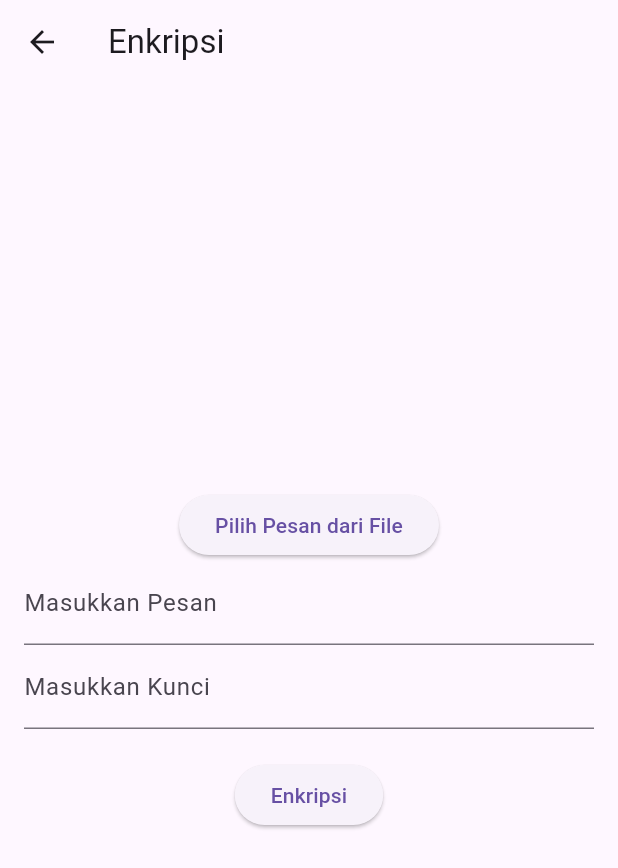
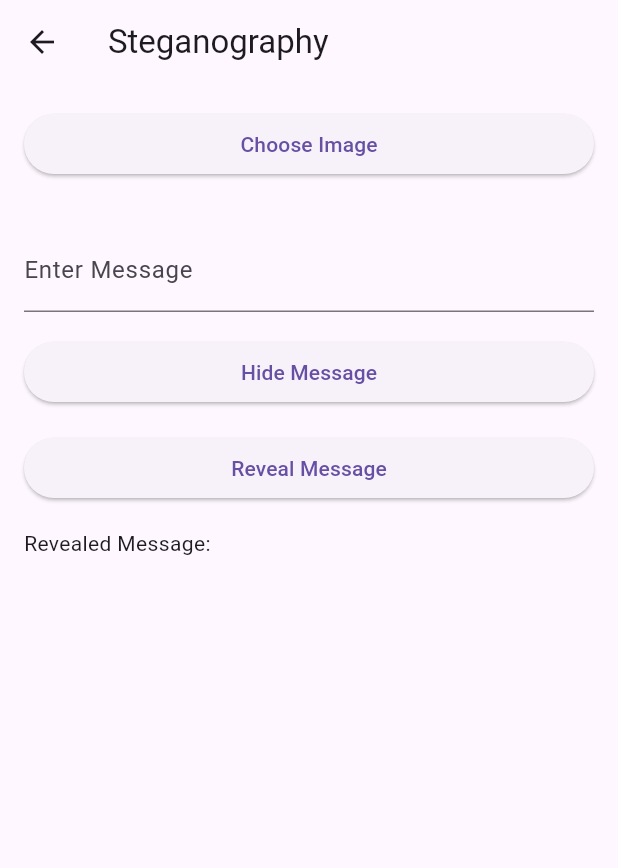
Before and after one commit to devanilarassati/stegLock, a Flutter app: the screen it shows after launch, after a tap on "Encode", on a phone screen of 412 x 824 dp. Shown: the top 868 px of the screen. Run offline on Flutter 3.47's test engine with Material 3 defaults, Android fonts, the phone set to English and light mode, and no system bars; our stand-ins replace file_picker, image_picker.

Commit message:
add fitur steganografi

```diff
--- a/lib/main.dart
+++ b/lib/main.dart
@@ -1,6 +1,10 @@
+import 'dart:io';
+import 'dart:typed_data';
 import 'package:flutter/material.dart';
 import 'package:flutter/services.dart';
 import 'package:file_picker/file_picker.dart';
+import 'package:image_picker/image_picker.dart';
+import 'package:image/image.dart' as img;
 
 
 void main() {
@@ -55,7 +59,7 @@ class HomePage extends StatelessWidget {
               onPressed: () {
                 Navigator.push(
                   context,
-                  MaterialPageRoute(builder: (context) => EncryptionPage()),
+                  MaterialPageRoute(builder: (context) => SteganographyPage()),
                 );
               },
               child: Text('Encode'),
@@ -65,7 +69,7 @@ class HomePage extends StatelessWidget {
               onPressed: () {
                 Navigator.push(
                   context,
-                  MaterialPageRoute(builder: (context) => EncryptionPage()),
+                  MaterialPageRoute(builder: (context) => SteganographyPage()),
                 );
               },
               child: Text('Decode'),
@@ -106,9 +110,11 @@ class _EncryptionPageState extends State<EncryptionPage> {
                 if (result != null) {
                   // Baca isi file
                   String fileContent = String.fromCharCodes(result.files.single.bytes!);
-
+                   print('Panjang pesan: ${fileContent.length}');
                   // Update teks di TextField
-                  messageController.text = fileContent;
+                  setState(() {
+                    messageController.text = fileContent;
+                  });
                 }
               },
               child: Text('Pilih Pesan dari File'),
@@ -303,6 +309,142 @@ class _DecryptionPageState extends State<DecryptionPage> {
   }
 }
 
+class SteganographyPage extends StatefulWidget {
+  @override
+  _SteganographyPageState createState() => _SteganographyPageState();
+}
+
+class _SteganographyPageState extends State<SteganographyPage> {
+  File? _imageFile;
+  String _message = '';
+  TextEditingController _messageController = TextEditingController();
+
+  Future<void> _pickImage(ImageSource source) async {
+    final pickedFile = await ImagePicker().pickImage(source: source);
+
+    if (pickedFile != null) {
+      setState(() {
+        _imageFile = File(pickedFile.path);
+        _messageController.text = ''; // Reset the message when a new image is picked
+      });
+    }
+  }
+
+  Future<void> _hideMessage() async {
+    if (_imageFile == null) {
+      return;
+    }
+
+    final bytes = await _imageFile!.readAsBytes();
+    final image = img.decodeImage(Uint8List.fromList(bytes));
+
+    if (image != null) {
+      String message = _messageController.text;
+
+      if (message.isNotEmpty) {
+        // Convert the message to binary
+        List<int> binaryMessage = message.codeUnits.expand((int unit) => unit.toRadixString(2).padLeft(8, '0').codeUnits).toList();
+
+        // Hide the binary message in the image
+        int bitIndex = 0;
+        for (int y = 0; y < image.height; y++) {
+          for (int x = 0; x < image.width; x++) {
+            if (bitIndex < binaryMessage.length) {
+              int pixel = image.getPixel(x, y);
+              int newPixel = (pixel & 0xFE) | (binaryMessage[bitIndex] - 48); // Change the least significant bit
+              image.setPixel(x, y, newPixel);
+              bitIndex++;
+            } else {
+              break;
+            }
+          }
+          if (bitIndex >= binaryMessage.length) {
+            break;
+          }
+        }
+
+        // Save the modified image
+        final hiddenImage = img.encodePng(image!);
+        setState(() {
+          _imageFile = File.fromRawPath(Uint8List.fromList(hiddenImage!));
+        });
+      }
+    }
+  }
+
+  Future<void> _revealMessage() async {
+    if (_imageFile == null) {
+      return;
+    }
+
+    final bytes = await _imageFile!.readAsBytes();
+    final image = img.decodeImage(Uint8List.fromList(bytes));
+
+    if (image != null) {
+      List<int> binaryMessage = [];
+
+      for (int y = 0; y < image.height; y++) {
+        for (int x = 0; x < image.width; x++) {
+          int pixel = image.getPixel(x, y);
+          binaryMessage.add(pixel & 0x01 + 48); // Extract the least significant bit and convert to ASCII
+        }
+      }
+
+      // Convert binary to text
+      String message = String.fromCharCodes(List.generate((binaryMessage.length / 8).floor(), (index) => int.parse(String.fromCharCodes(binaryMessage.sublist(index * 8, (index + 1) * 8)), radix: 2)));
+
+      setState(() {
+        _message = message;
+      });
+    }
+  }
+
+  @override
+  Widget build(BuildContext context) {
+    return Scaffold(
+      appBar: AppBar(
+        title: Text('Steganography'),
+      ),
+      body: Padding(
+        padding: const EdgeInsets.all(16.0),
+        child: Column(
+          crossAxisAlignment: CrossAxisAlignment.stretch,
+          children: [
+            ElevatedButton(
+              onPressed: () => _pickImage(ImageSource.gallery),
+              child: Text('Choose Image'),
+            ),
+            SizedBox(height: 16),
+            _imageFile != null
+                ? Image.file(
+                    _imageFile!,
+                    height: 200,
+                  )
+                : Container(),
+            SizedBox(height: 16),
+            TextField(
+              controller: _messageController,
+              decoration: InputDecoration(labelText: 'Enter Message'),
+            ),
+            SizedBox(height: 16),
+            ElevatedButton(
+              onPressed: _hideMessage,
+              child: Text('Hide Message'),
+            ),
+            SizedBox(height: 16),
+            ElevatedButton(
+              onPressed: _revealMessage,
+              child: Text('Reveal Message'),
+            ),
+            SizedBox(height: 16),
+            Text('Revealed Message: $_message'),
+          ],
+        ),
+      ),
+    );
+  }
+}
+
 String encryptOTP(String message, String key) {
   if (message.length != key.length) {
     throw Exception("Panjang pesan dan kunci harus sama.");
--- a/pubspec.yaml
+++ b/pubspec.yaml
@@ -28,6 +28,8 @@ environment:
 # the latest version available on pub.dev. To see which dependencies have newer
 # versions available, run `flutter pub outdated`.
 dependencies:
+  image: ^3.0.1
+  image_picker: 1.0.5
   file_picker: ^4.0.10
   flutter:
     sdk: flutter
```
Also changed, not shown: pubspec.lock, 5 other files.
